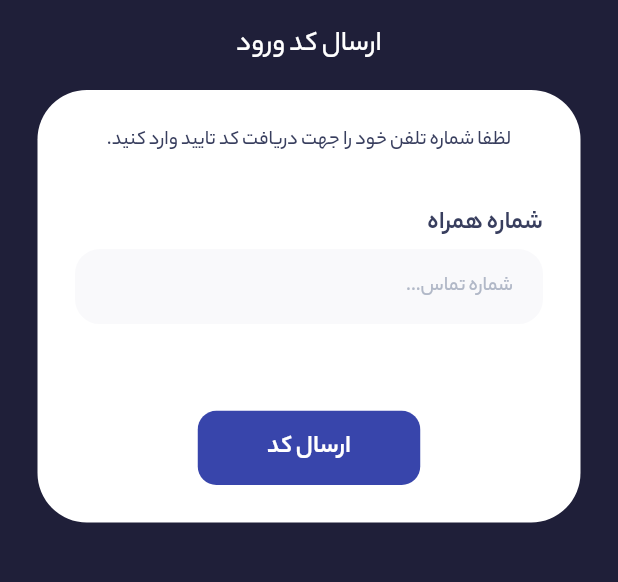
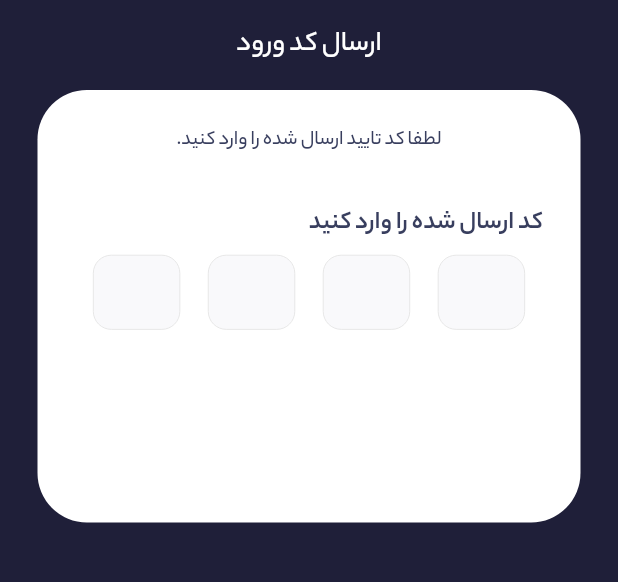
Before and after one commit to mohammad-dehghanifard/flutter_house_reservation, a Flutter app: the AuthPage screen opened directly, on a phone screen of 412 x 824 dp, the part 163-745 px from its top. Run offline on Flutter 3.47's test engine with Material 3 defaults, Android fonts, the phone set to English and light mode, and no system bars; drawn by our look-alikes of flutter_otp_text_field; our stand-ins replace flutter_svg, get, loading_animation_widget, sizer.

Commit message:
impl OtpTextFieldWidget custom widget

```diff
--- a/lib/helpers/constants/app_strings.dart
+++ b/lib/helpers/constants/app_strings.dart
@@ -7,6 +7,7 @@ class AppStrings {
   static const phoneNumberLabel = 'شماره همراه';
   static const sendOtpCode = 'ارسال کد';
   static const acceptOtpCode = 'تایید کد';
+  static const inputAcceptOtpCode = 'کد ارسال شده را وارد کنید';
   static const inputOtpCodeMessage = 'لطفا کد تایید ارسال شده را وارد کنید.';
   static const resendCode = 'ارسال مجدد در: ';
   static const lestGo = 'بزن بریم!';
--- a/lib/modules/auth/pages/auth_page.dart
+++ b/lib/modules/auth/pages/auth_page.dart
@@ -2,7 +2,9 @@ import 'package:flutter/material.dart';
 import 'package:flutter_house_reservation/helpers/constants/app_colors.dart';
 import 'package:flutter_house_reservation/helpers/constants/app_strings.dart';
 import 'package:flutter_house_reservation/helpers/constants/assets.dart';
+import 'package:flutter_house_reservation/modules/auth/widgets/otp_text_field_widget.dart';
 import 'package:flutter_house_reservation/modules/auth/widgets/send_otp_widget.dart';
+import 'package:flutter_otp_text_field/flutter_otp_text_field.dart';
 import 'package:flutter_svg/flutter_svg.dart';
 import 'package:get/get.dart';
 import 'package:sizer/sizer.dart';
@@ -37,7 +39,13 @@ class AuthPage extends StatelessWidget {
                       color: AppColors.white,
                       borderRadius: BorderRadius.circular(4.h)
                     ),
-                    child: SendOtpWidget(),
+                    child: Column(
+                      children: [
+                        Text(AppStrings.inputOtpCodeMessage,style: context.textTheme.bodySmall),
+                        SizedBox(height: 4.h),
+                        OtpTextFieldWidget()
+                      ],
+                    ),
                   )
                 ],
               ),
--- /dev/null
+++ b/lib/modules/auth/widgets/otp_text_field_widget.dart
@@ -0,0 +1,35 @@
+import 'package:flutter/material.dart';
+import 'package:flutter_house_reservation/helpers/constants/app_colors.dart';
+import 'package:flutter_house_reservation/helpers/constants/app_strings.dart';
+import 'package:flutter_otp_text_field/flutter_otp_text_field.dart';
+import 'package:get/get.dart';
+import 'package:sizer/sizer.dart';
+
+class OtpTextFieldWidget extends StatelessWidget {
+  const OtpTextFieldWidget({
+    super.key,
+  });
+
+  @override
+  Widget build(BuildContext context) {
+    return Column(
+      crossAxisAlignment: CrossAxisAlignment.start,
+      children: [
+        Text(AppStrings.inputAcceptOtpCode,style: context.textTheme.titleMedium!.apply(fontSizeFactor: 0.9)),
+        SizedBox(height: 1.h),
+        OtpTextField(
+          filled: true,
+          showFieldAsBox: true,
+          borderWidth: 0,
+          margin: EdgeInsets.symmetric(horizontal: 2.3.w),
+          textStyle: context.textTheme.bodySmall,
+          fillColor: AppColors.whiteSecondary,
+          focusedBorderColor: Colors.transparent,
+          borderRadius: BorderRadius.circular(12),
+          fieldWidth: 14.w,
+          fieldHeight: 6.h,
+        ),
+      ],
+    );
+  }
+}
--- a/pubspec.yaml
+++ b/pubspec.yaml
@@ -31,6 +31,7 @@ dependencies:
   loading_animation_widget: ^1.2.1
   carousel_slider: ^4.2.1
   sizer: ^2.0.15
+  flutter_otp_text_field: ^1.1.3+2
 
 dev_dependencies:
   flutter_test:
```
Also changed, not shown: pubspec.lock.
